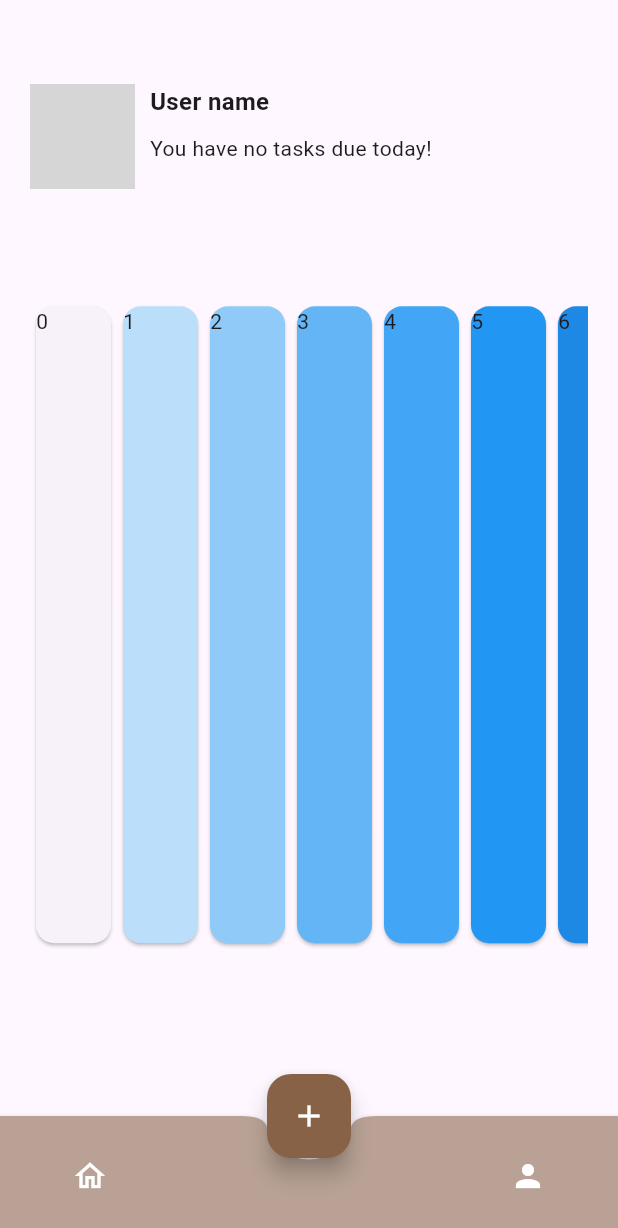
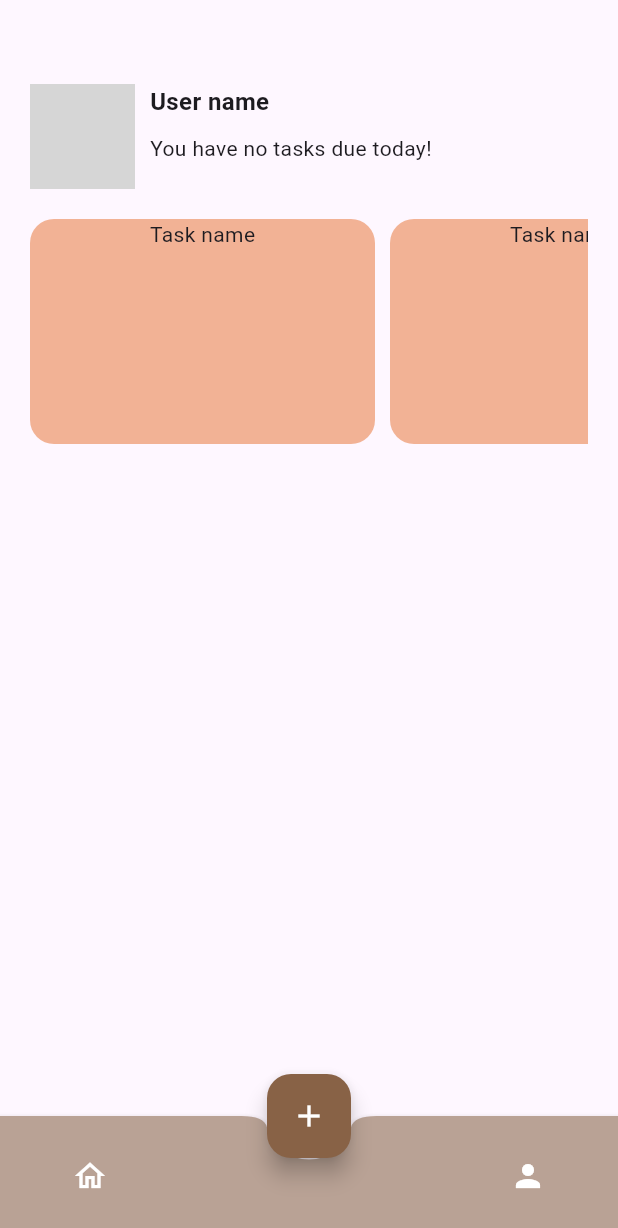
Before and after one commit to Nathan-Augustinov/ITFest, a Flutter app: the screen it shows after launch, on a phone screen of 412 x 824 dp. Shown: the top 1228 px of the screen. Run offline on Flutter 3.47's test engine with Material 3 defaults, Android fonts, the phone set to English and light mode, and no system bars; our stand-ins replace cloud_firestore, firebase_auth, firebase_core, google_sign_in; accounts and stored records are empty; grey boxes are pictures that could not be loaded.

Commit message:
Home - Home card and small changes

```diff
--- a/lib/constants/app_colors.dart
+++ b/lib/constants/app_colors.dart
@@ -7,4 +7,5 @@ class AppColors {
   static const Color green = Color(0xFF9fb071);
   static const Color yellow = Color(0xFFf7d070);
   static const Color orange = Color(0xFFee8758);
+  static const Color pink = Color(0xFFf2b295);
 }
--- a/lib/constants/insets.dart
+++ b/lib/constants/insets.dart
@@ -7,5 +7,6 @@ class AppInsets {
   static EdgeInsets right5 = const EdgeInsets.only(right: 5);
   static EdgeInsets right10 = const EdgeInsets.only(right: 10);
   static EdgeInsets top10 = const EdgeInsets.only(top: 10);
+  static EdgeInsets top20 = const EdgeInsets.only(top: 20);
   static EdgeInsets bottom10 = const EdgeInsets.only(bottom: 10);
 }
--- a/lib/screens/home/home_screen.dart
+++ b/lib/screens/home/home_screen.dart
@@ -3,6 +3,7 @@ import 'package:flutter/material.dart';
 import 'package:flutter/widgets.dart';
 import 'package:it_fest/constants/app_texts.dart';
 import 'package:it_fest/constants/insets.dart';
+import 'package:it_fest/widgets/task_card.dart';
 
 class HomeScreen extends StatefulWidget {
   const HomeScreen({Key? key}) : super(key: key);
@@ -27,9 +28,7 @@ class _HomeScreenState extends State<HomeScreen> {
           padding: AppInsets.leftRight20,
           height: MediaQuery.of(context).size.height * 0.7,
           child: Column(children: [
-            Expanded(
-              flex: 1,
-              child: Row(
+            Row(
               crossAxisAlignment: CrossAxisAlignment.start,
               children: [
                 const CircleAvatar(
@@ -60,23 +59,18 @@ class _HomeScreenState extends State<HomeScreen> {
                     )),
               ],
             ),
+            Container(
+              height: 170,
+              padding: AppInsets.top20,
+              child: ListView(
+                  shrinkWrap: true,
+                  scrollDirection: Axis.horizontal,
+                  //TODO: ListBuilder after data fetch
+                  children: List.generate(10, (int index) {
+                    //TODO: send data
+                    return TaskCard();
+                  })),
             ),
-            Expanded(
-              flex: 3,
-              child: ListView(
-                  scrollDirection: Axis.horizontal,
-                  children: List.generate(10, (int index) {
-                    //TODO: create card widget
-                    return Card(
-                      color: Colors.blue[index * 100],
-                      child: SizedBox(
-                        width: 50.0,
-                        height: 50.0,
-                        child: Text("$index"),
-                      ),
-                    );
-                  })),
-            )
           ]),
         ));
   }
--- /dev/null
+++ b/lib/widgets/task_card.dart
@@ -0,0 +1,24 @@
+import 'package:flutter/cupertino.dart';
+import 'package:it_fest/constants/app_colors.dart';
+import 'package:it_fest/constants/insets.dart';
+
+class TaskCard extends StatelessWidget {
+  const TaskCard({super.key});
+
+  @override
+  Widget build(BuildContext context) {
+    return Padding(
+      padding: AppInsets.right10,
+      child: Container(
+        width: 230,
+        decoration: BoxDecoration(
+          color: AppColors.pink,
+          borderRadius: BorderRadius.circular(16.0),
+        ),
+        child: const Column(
+          children: [Text("Task name")],
+        ),
+      ),
+    );
+  }
+}
```
Lines whose indentation alone changed are shown as unchanged.
